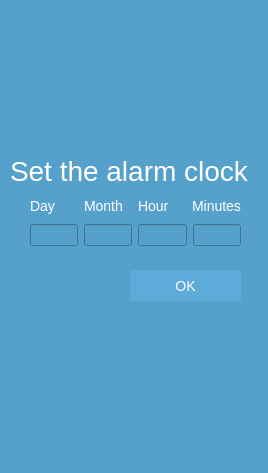
Stuffing-code/Firstminiproject, file disain2.ui: the form before one commit.
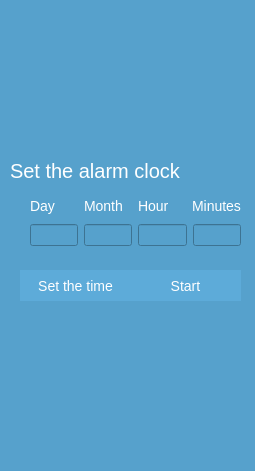
The form after the commit.

Patch:
```diff
--- a/disain2.ui
+++ b/disain2.ui
@@ -6,8 +6,8 @@
    <rect>
     <x>0</x>
     <y>0</y>
-    <width>268</width>
-    <height>473</height>
+    <width>255</width>
+    <height>471</height>
    </rect>
   </property>
   <property name="windowTitle">
@@ -117,7 +117,7 @@
   <widget class="QPushButton" name="pushButton">
    <property name="geometry">
     <rect>
-     <x>130</x>
+     <x>20</x>
      <y>270</y>
      <width>111</width>
      <height>31</height>
@@ -140,13 +140,13 @@
 }</string>
    </property>
    <property name="text">
-    <string>OK</string>
+    <string>Set the time</string>
    </property>
   </widget>
   <widget class="QLabel" name="label_5">
    <property name="geometry">
     <rect>
-     <x>40</x>
+     <x>30</x>
      <y>330</y>
      <width>201</width>
      <height>71</height>
@@ -172,15 +172,44 @@
     </rect>
    </property>
    <property name="styleSheet">
-    <string notr="true">font-size: 28px;
+    <string notr="true">font-size: 20px;
 font-weight: bolt;
-text-align: left;
+text-align: justify;
 color: white;</string>
    </property>
    <property name="text">
     <string>Set the alarm clock</string>
    </property>
   </widget>
+  <widget class="QPushButton" name="pushButton_2">
+   <property name="geometry">
+    <rect>
+     <x>130</x>
+     <y>270</y>
+     <width>111</width>
+     <height>31</height>
+    </rect>
+   </property>
+   <property name="styleSheet">
+    <string notr="true">QPushButton {
+    background-color: #5dabd9;
+    color: white;
+    font-size: 14px;
+    font-weidht: bolt;
+    border: none;
+    tex-align: center;
+}
+QPushButton:hover {
+    background-color: #5dd9d9;
+}
+QPushButton:pressed {
+   background-color: #4088db;
+}</string>
+   </property>
+   <property name="text">
+    <string>Start</string>
+   </property>
+  </widget>
  </widget>
  <resources/>
  <connections/>
```
Left out of the diff: 4 changed lines with no effect on the pictures.
